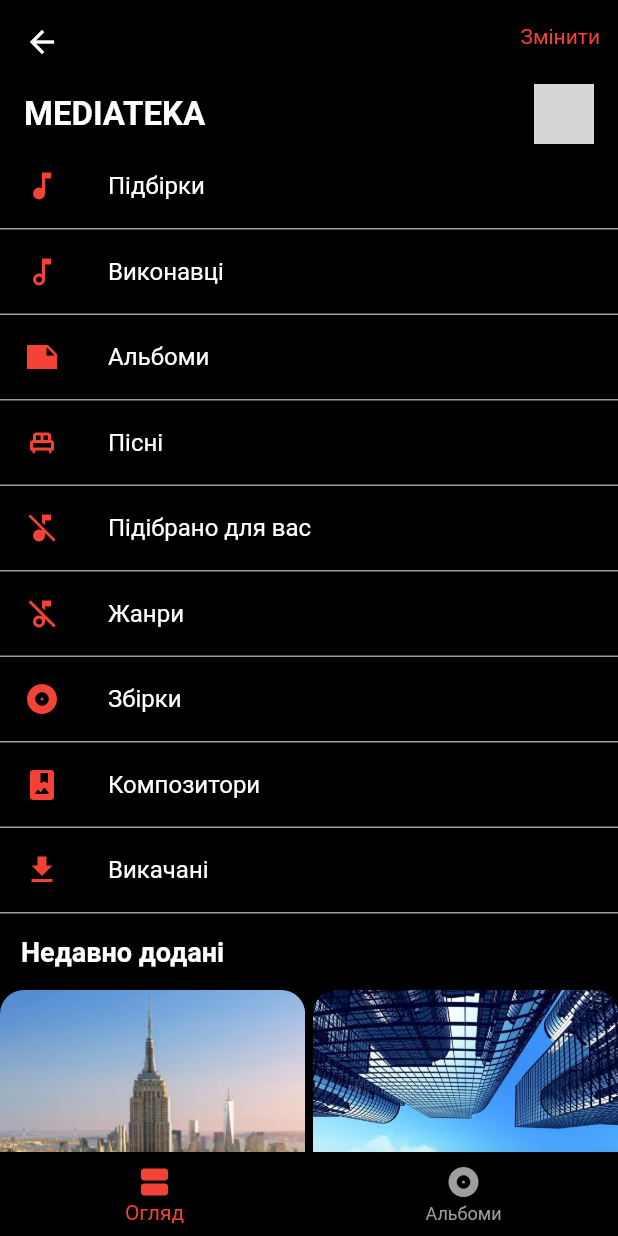
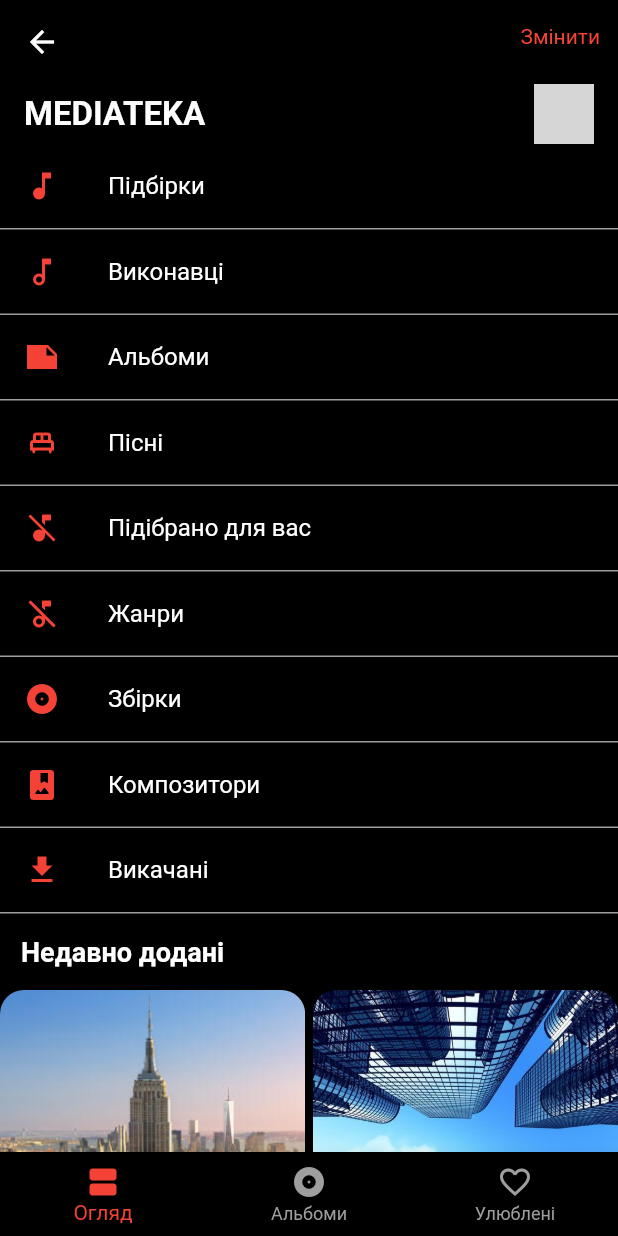
Before and after one commit to SolomiiaT/traffic_lightss, a Flutter app: the screen it shows after launch, after a tap on "Альбоми", on a phone screen of 412 x 824 dp. Run offline on Flutter 3.47's test engine with Material 2 defaults, Android fonts, the phone set to English and light mode, and no system bars; network calls fail; grey boxes are pictures that could not be loaded.

Commit message:
3 buttons done

```diff
--- a/lib/button_nav_bar.dart
+++ b/lib/button_nav_bar.dart
@@ -15,6 +15,9 @@ class Buttons extends StatelessWidget {
           case 1:
             Navigator.pushNamed(context, '/album');
             break;
+          case 2:
+            Navigator.pushNamed(context, '/favourite');
+            break;
         }
       },
       backgroundColor: Colors.black12,
@@ -26,6 +29,8 @@ class Buttons extends StatelessWidget {
             label: 'Огляд',
             backgroundColor: Colors.red), //!why background doesnt change
         BottomNavigationBarItem(icon: Icon(Icons.album), label: 'Альбоми'),
+        BottomNavigationBarItem(
+            icon: Icon(Icons.favorite_outline_outlined), label: 'Улюблені')
       ],
     );
   }
--- a/lib/main.dart
+++ b/lib/main.dart
@@ -25,6 +25,7 @@ class _MyAppState extends State<MyApp> {
       routes: {
         '/': (context) => const ViewingPage(),
         '/album': (context) => const AlbumPage(),
+        '/favourite': (context) => const FavouritePage()
       },
       initialRoute: '/',
     );
```
